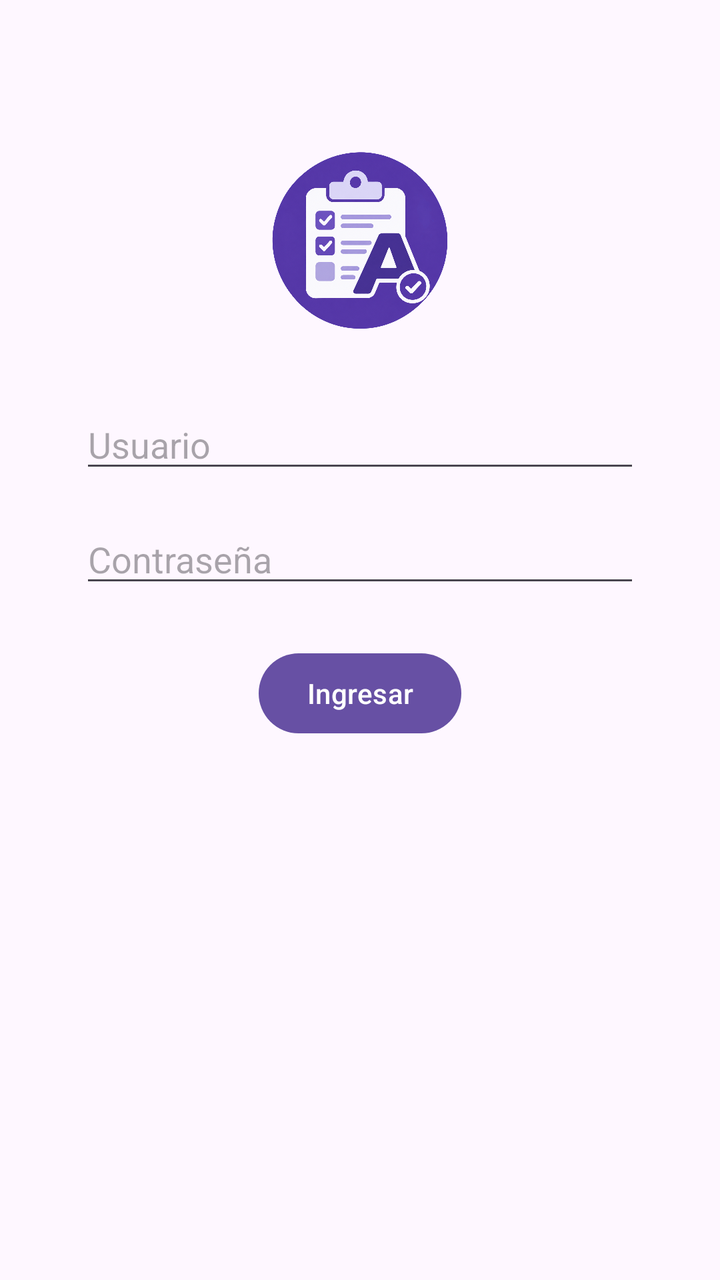
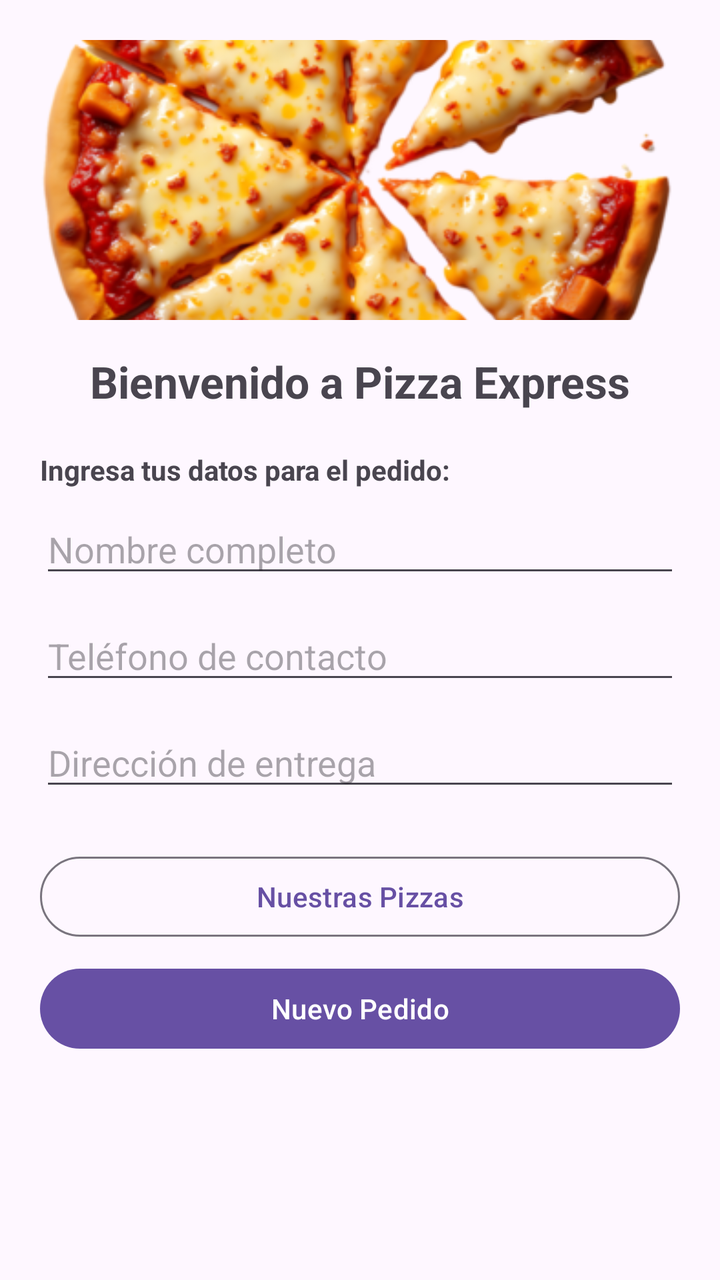

Before-and-after screenshots of an Android layout around one commit, followed by the original layout XML and the change that was made.
<!-- AndroidManifest.xml: application theme Theme.Loging -->
<!-- res/layout/activity_main.xml -->
<?xml version="1.0" encoding="utf-8"?>
<androidx.constraintlayout.widget.ConstraintLayout
    xmlns:android="http://schemas.android.com/apk/res/android"
    xmlns:app="http://schemas.android.com/apk/res-auto"
    android:layout_width="match_parent"
    android:layout_height="match_parent">

    <ImageView
        android:id="@+id/imgLogo"
        android:layout_width="100dp"
        android:layout_height="100dp"
        android:src="@drawable/logo"
        android:contentDescription="Logo de la aplicación"
        android:layout_marginTop="70dp"
        app:layout_constraintTop_toTopOf="parent"
        app:layout_constraintStart_toStartOf="parent"
        app:layout_constraintEnd_toEndOf="parent" />

    <EditText
        android:id="@+id/etUser"
        android:layout_width="0dp"
        android:layout_height="wrap_content"
        android:hint="Usuario"
        android:inputType="text"
        android:layout_marginStart="40dp"
        android:layout_marginEnd="40dp"
        android:layout_marginTop="200dp"
        app:layout_constraintTop_toTopOf="parent"
        app:layout_constraintStart_toStartOf="parent"
        app:layout_constraintEnd_toEndOf="parent" />



    <EditText
        android:id="@+id/etPassword"
        android:layout_width="0dp"
        android:layout_height="wrap_content"
        android:hint="Contraseña"
        android:inputType="textPassword"
        android:layout_marginStart="40dp"
        android:layout_marginEnd="40dp"
        android:layout_marginTop="16dp"
        app:layout_constraintTop_toBottomOf="@id/etUser"
        app:layout_constraintStart_toStartOf="parent"
        app:layout_constraintEnd_toEndOf="parent" />

    <Button
        android:id="@+id/btnLogin"
        android:layout_width="wrap_content"
        android:layout_height="wrap_content"
        android:text="Ingresar"
        android:layout_marginTop="24dp"
        app:layout_constraintTop_toBottomOf="@id/etPassword"
        app:layout_constraintStart_toStartOf="parent"
        app:layout_constraintEnd_toEndOf="parent" />

</androidx.constraintlayout.widget.ConstraintLayout>
<!-- resources referenced by this layout -->
<resources>
  <!-- drawable logo: png bitmap (drawable, 835213 bytes) -->
  <style name="Theme.Loging" parent="Base.Theme.Loging" />
  <style name="Base.Theme.Loging" parent="Theme.Material3.DayNight.NoActionBar">
          
          
      </style>
</resources>

<!-- the commit's change to res/layout/activity_main.xml (unified diff, before → after) -->
@@ -1,57 +1,76 @@
 <?xml version="1.0" encoding="utf-8"?>
-<androidx.constraintlayout.widget.ConstraintLayout
-    xmlns:android="http://schemas.android.com/apk/res/android"
-    xmlns:app="http://schemas.android.com/apk/res-auto"
+<ScrollView xmlns:android="http://schemas.android.com/apk/res/android"
     android:layout_width="match_parent"
-    android:layout_height="match_parent">
+    android:layout_height="match_parent"
+    android:padding="20dp">
 
-    <ImageView
-        android:id="@+id/imgLogo"
-        android:layout_width="100dp"
-        android:layout_height="100dp"
-        android:src="@drawable/logo"
-        android:contentDescription="Logo de la aplicación"
-        android:layout_marginTop="70dp"
-        app:layout_constraintTop_toTopOf="parent"
-        app:layout_constraintStart_toStartOf="parent"
-        app:layout_constraintEnd_toEndOf="parent" />
+    <LinearLayout
+        android:layout_width="match_parent"
+        android:layout_height="wrap_content"
+        android:orientation="vertical">
 
-    <EditText
-        android:id="@+id/etUser"
-        android:layout_width="0dp"
-        android:layout_height="wrap_content"
-        android:hint="Usuario"
-        android:inputType="text"
-        android:layout_marginStart="40dp"
-        android:layout_marginEnd="40dp"
-        android:layout_marginTop="200dp"
-        app:layout_constraintTop_toTopOf="parent"
-        app:layout_constraintStart_toStartOf="parent"
-        app:layout_constraintEnd_toEndOf="parent" />
+        <ImageView
+            android:id="@+id/ivLogo"
+            android:layout_width="match_parent"
+            android:layout_height="140dp"
+            android:scaleType="centerCrop"
+            android:src="@drawable/pizza"
+            android:contentDescription="Logo Pizzería"
+            android:layout_marginBottom="16dp" />
 
+        <TextView
+            android:layout_width="wrap_content"
+            android:layout_height="wrap_content"
+            android:text="Bienvenido a Pizza Express"
+            android:textSize="22sp"
+            android:textStyle="bold"
+            android:layout_gravity="center_horizontal"
+            android:layout_marginBottom="20dp" />
 
+        <TextView
+            android:layout_width="wrap_content"
+            android:layout_height="wrap_content"
+            android:text="Ingresa tus datos para el pedido:"
+            android:textStyle="bold"
+            android:layout_marginBottom="8dp" />
 
-    <EditText
-        android:id="@+id/etPassword"
-        android:layout_width="0dp"
-        android:layout_height="wrap_content"
-        android:hint="Contraseña"
-        android:inputType="textPassword"
-        android:layout_marginStart="40dp"
-        android:layout_marginEnd="40dp"
-        android:layout_marginTop="16dp"
-        app:layout_constraintTop_toBottomOf="@id/etUser"
-        app:layout_constraintStart_toStartOf="parent"
-        app:layout_constraintEnd_toEndOf="parent" />
+        <EditText
+            android:id="@+id/etNombre"
+            android:layout_width="match_parent"
+            android:layout_height="wrap_content"
+            android:hint="Nombre completo"
+            android:inputType="textPersonName"
+            android:layout_marginBottom="12dp" />
 
-    <Button
-        android:id="@+id/btnLogin"
-        android:layout_width="wrap_content"
-        android:layout_height="wrap_content"
-        android:text="Ingresar"
-        android:layout_marginTop="24dp"
-        app:layout_constraintTop_toBottomOf="@id/etPassword"
-        app:layout_constraintStart_toStartOf="parent"
-        app:layout_constraintEnd_toEndOf="parent" />
+        <EditText
+            android:id="@+id/etTelefono"
+            android:layout_width="match_parent"
+            android:layout_height="wrap_content"
+            android:hint="Teléfono de contacto"
+            android:inputType="phone"
+            android:layout_marginBottom="12dp" />
 
-</androidx.constraintlayout.widget.ConstraintLayout>
+        <EditText
+            android:id="@+id/etDireccion"
+            android:layout_width="match_parent"
+            android:layout_height="wrap_content"
+            android:hint="Dirección de entrega"
+            android:inputType="textPostalAddress"
+            android:layout_marginBottom="24dp" />
+
+        <Button
+            android:id="@+id/btnVerMenu"
+            android:layout_width="match_parent"
+            android:layout_height="wrap_content"
+            android:text="Nuestras Pizzas"
+            style="@style/Widget.Material3.Button.OutlinedButton"
+            android:layout_marginBottom="8dp" />
+
+        <Button
+            android:id="@+id/btnNuevoPedido"
+            android:layout_width="match_parent"
+            android:layout_height="wrap_content"
+            android:text="Nuevo Pedido" />
+
+    </LinearLayout>
+</ScrollView>
<!-- resource entries referenced after the edit -->
@@ -1,6 +1,6 @@
 <!-- resources referenced by this layout -->
 <resources>
-  <!-- drawable logo: png bitmap (drawable, 835213 bytes) -->
+  <!-- drawable pizza: png bitmap (drawable, 211003 bytes) -->
   <style name="Theme.Loging" parent="Base.Theme.Loging" />
   <style name="Base.Theme.Loging" parent="Theme.Material3.DayNight.NoActionBar">
           
